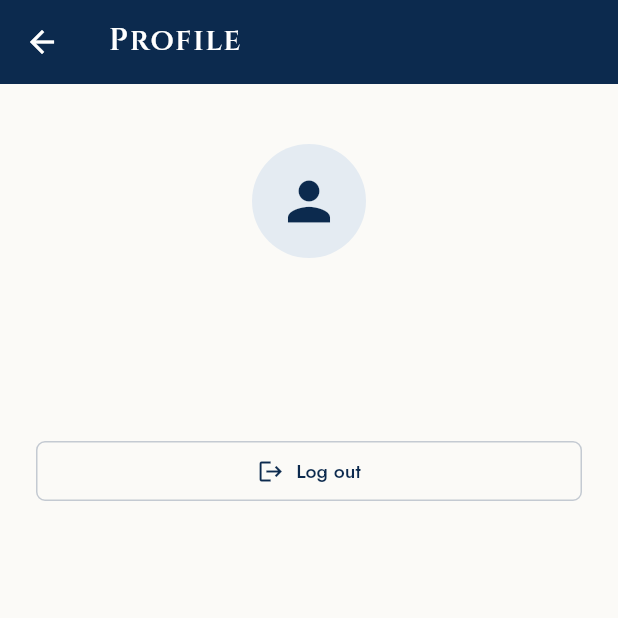
After one commit to Ahmed-Naafic/hotel-hall-booking-system, a Flutter app: the HomeScreen screen opened directly, after a tap on the "person outline" icon, on a phone screen of 412 x 824 dp, the top half of it. The commit adds this screen. Run offline on Flutter 3.47's test engine with Material 3 defaults, Android fonts, the phone set to English and light mode, and no system bars; our stand-ins replace flutter_map, flutter_secure_storage, google_fonts, image_picker, latlong2; accounts and stored records are empty; network calls fail; project files that could hold a hidden picture were left out.

Commit message:
feat: finalize manager mobile UI integration

```diff
--- a/apps/manager-mobile/lib/features/authentication/presentation/screens/home_screen.dart
+++ b/apps/manager-mobile/lib/features/authentication/presentation/screens/home_screen.dart
@@ -3,24 +3,19 @@ import 'package:hotel_hall_core/hotel_hall_core.dart';
 import 'package:hotel_hall_design_tokens/hotel_hall_design_tokens.dart';
 import 'package:provider/provider.dart';
 
-import '../../../hotel/application/hotel_context_controller.dart';
 import '../../../hotel/presentation/screens/my_hotel_screen.dart';
+import 'profile_screen.dart';
 
 /// Manager — the authenticated landing screen. Navigation per the approved
 /// nav tree: Manager → My Hotel → Halls → Hall Details → Create/Edit Hall.
 /// A visual entry point only — this screen has exactly one real
 /// destination (My Hotel) because that is the only module actually
 /// implemented; no Dashboard metrics, Bookings, or Calendar exist to link
-/// to yet.
+/// to yet. Account-related actions (including Log out) live on
+/// [ProfileScreen] — this AppBar's only account action is the entry point
+/// to it.
 class HomeScreen extends StatelessWidget {
   const HomeScreen({super.key});
-
-  Future<void> _logout(BuildContext context) async {
-    final auth = context.read<AuthController>();
-    final hotelContext = context.read<HotelContextController>();
-    await auth.logout();
-    await hotelContext.clearOnLogout();
-  }
 
   @override
   Widget build(BuildContext context) {
@@ -33,9 +28,11 @@ class HomeScreen extends StatelessWidget {
         title: const Text('Hotel Hall — Manager'),
         actions: [
           IconButton(
-            onPressed: () => _logout(context),
-            icon: const Icon(Icons.logout),
-            tooltip: 'Log out',
+            onPressed: () => Navigator.of(context).push(
+              MaterialPageRoute(builder: (_) => const ProfileScreen()),
+            ),
+            icon: const Icon(Icons.person_outline),
+            tooltip: 'Profile',
           ),
         ],
       ),
--- /dev/null
+++ b/apps/manager-mobile/lib/features/authentication/presentation/screens/profile_screen.dart
@@ -0,0 +1,64 @@
+import 'package:flutter/material.dart';
+import 'package:hotel_hall_core/hotel_hall_core.dart';
+import 'package:hotel_hall_design_tokens/hotel_hall_design_tokens.dart';
+import 'package:provider/provider.dart';
+
+import '../../../../core/presentation/manager_formatters.dart';
+import '../../../hotel/application/hotel_context_controller.dart';
+
+/// Manager → Account — a standalone pushed screen (never a bottom-nav tab;
+/// this app has no bottom navigation, `folder-structure.md`'s approved nav
+/// tree stays a plain push stack). Shows only the real, already-available
+/// `AppUser` fields — no field invented beyond mobile number and account
+/// type, and no account editing (not an approved capability).
+class ProfileScreen extends StatelessWidget {
+  const ProfileScreen({super.key});
+
+  Future<void> _logout(BuildContext context) async {
+    final auth = context.read<AuthController>();
+    final hotelContext = context.read<HotelContextController>();
+    await auth.logout();
+    await hotelContext.clearOnLogout();
+  }
+
+  @override
+  Widget build(BuildContext context) {
+    final user = context.watch<AuthController>().currentUser;
+
+    return Scaffold(
+      backgroundColor: HHColors.surfacePage,
+      appBar: AppBar(title: const Text('Profile')),
+      body: SafeArea(
+        child: ListView(
+          padding: const EdgeInsets.all(HHSpacing.space7),
+          children: [
+            const SizedBox(height: HHSpacing.space5),
+            CircleAvatar(
+              radius: 38,
+              backgroundColor: HHColors.navy100,
+              child: Icon(Icons.person, size: 42, color: HHColors.navy700),
+            ),
+            const SizedBox(height: HHSpacing.space5),
+            Text(
+              user?.mobileNumber ?? '',
+              textAlign: TextAlign.center,
+              style: HHTypography.serifLg,
+            ),
+            const SizedBox(height: HHSpacing.space2),
+            Text(
+              ManagerFormatters.status(user?.accountType ?? ''),
+              textAlign: TextAlign.center,
+              style: TextStyle(color: HHColors.textMuted),
+            ),
+            const SizedBox(height: HHSpacing.space8),
+            HHSecondaryButton(
+              label: 'Log out',
+              icon: Icons.logout,
+              onPressed: () => _logout(context),
+            ),
+          ],
+        ),
+      ),
+    );
+  }
+}
--- a/apps/manager-mobile/lib/features/halls/presentation/screens/hall_details_screen.dart
+++ b/apps/manager-mobile/lib/features/halls/presentation/screens/hall_details_screen.dart
@@ -3,6 +3,7 @@ import 'package:hotel_hall_core/hotel_hall_core.dart';
 import 'package:hotel_hall_design_tokens/hotel_hall_design_tokens.dart';
 import 'package:provider/provider.dart';
 
+import '../../../../core/presentation/manager_formatters.dart';
 import '../../data/hall_models.dart';
 import '../../data/hall_repository.dart';
 import 'hall_form_screen.dart';
@@ -179,7 +180,7 @@ class _HallDetailsScreenState extends State<HallDetailsScreen> {
                           child: Column(
                             crossAxisAlignment: CrossAxisAlignment.start,
                             children: [
-                              Text(entry.key, style: TextStyle(color: HHColors.textMuted, fontSize: HHTypeScale.textXs)),
+                              Text(ManagerFormatters.label(entry.key), style: TextStyle(color: HHColors.textMuted, fontSize: HHTypeScale.textXs)),
                               Text(entry.value?.toString() ?? '', style: TextStyle(fontSize: HHTypeScale.textMd)),
                             ],
                           ),
--- a/apps/manager-mobile/lib/features/hotel/presentation/screens/my_hotel_screen.dart
+++ b/apps/manager-mobile/lib/features/hotel/presentation/screens/my_hotel_screen.dart
@@ -3,6 +3,7 @@ import 'package:hotel_hall_core/hotel_hall_core.dart';
 import 'package:hotel_hall_design_tokens/hotel_hall_design_tokens.dart';
 import 'package:provider/provider.dart';
 
+import '../../../../core/presentation/manager_formatters.dart';
 import '../../../halls/presentation/screens/hall_list_screen.dart';
 import '../../application/hotel_context_controller.dart';
 import '../../data/hotel_models.dart';
@@ -249,7 +250,7 @@ class _HotelIdentityCard extends StatelessWidget {
                     ),
                     const SizedBox(height: HHSpacing.space2),
                     HHStatusBadge(
-                      label: hotel.status,
+                      label: ManagerFormatters.status(hotel.status),
                       tone: _toneForStatus(hotel.status),
                     ),
                   ],
--- a/apps/manager-mobile/lib/main.dart
+++ b/apps/manager-mobile/lib/main.dart
@@ -47,6 +47,7 @@ class ManagerMobileApp extends StatelessWidget {
       ],
       child: MaterialApp(
         title: 'Hotel Manager Mobile',
+        debugShowCheckedModeBanner: false,
         theme: buildHotelHallTheme(),
         home: const AuthGate(),
       ),
```
Also changed, not shown: apps/manager-mobile/lib/core/presentation/manager_formatters.dart (added, +46 -0 lines), 3 other files.
